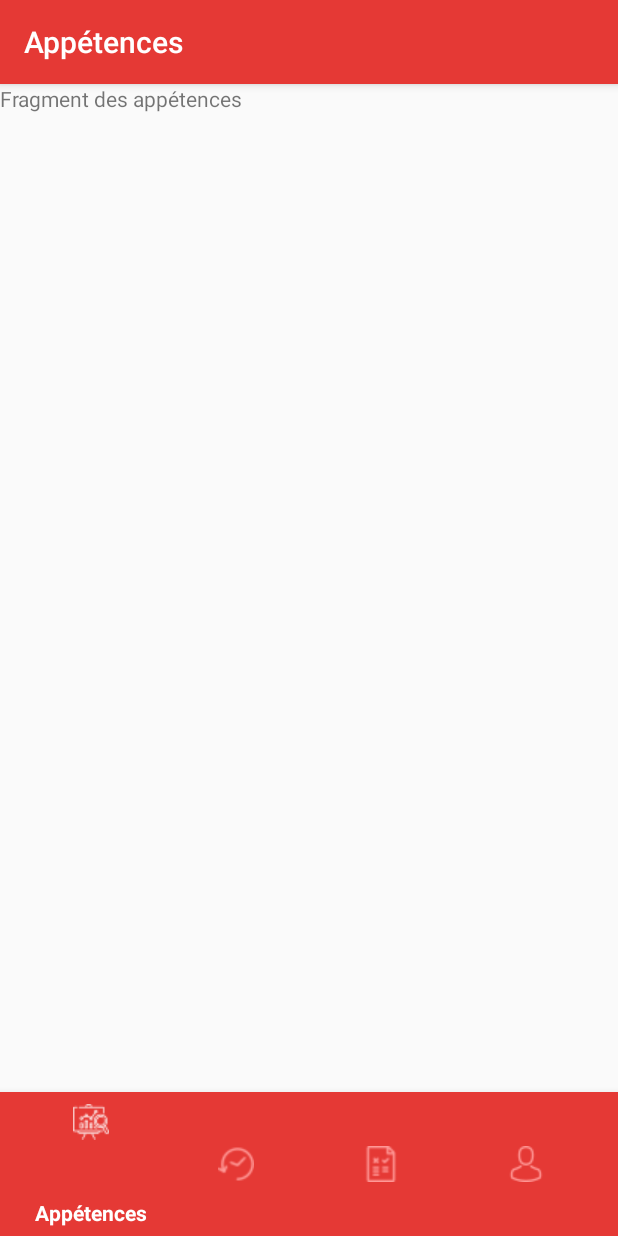
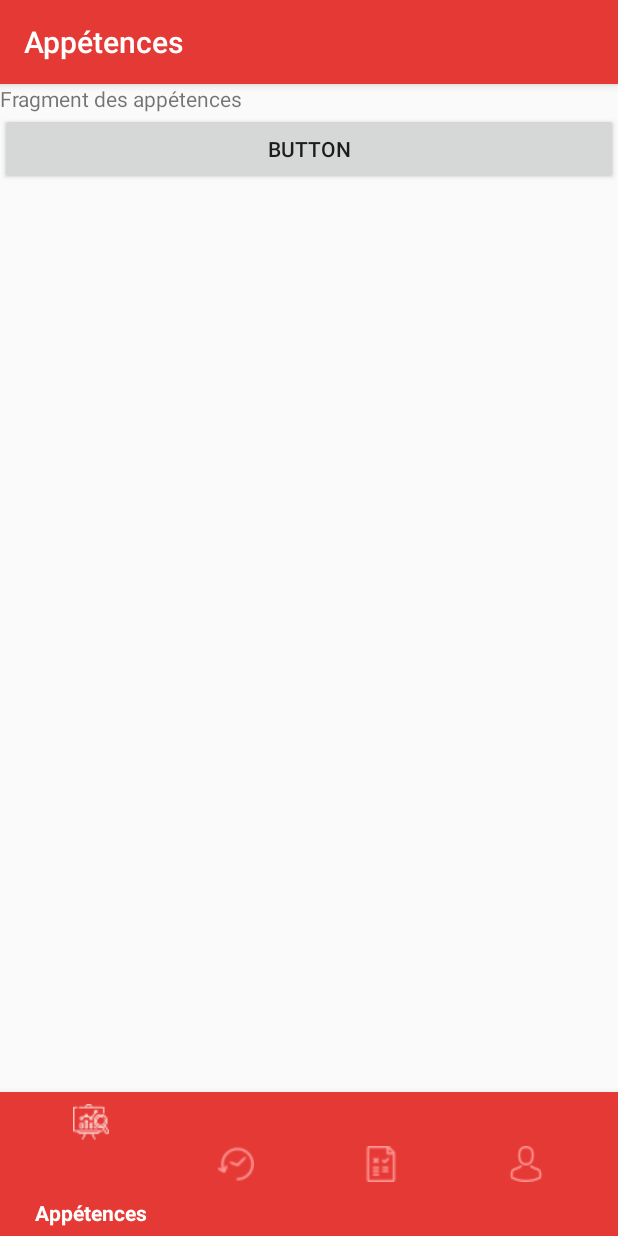
Before and after one commit to ongphil/justkidding_app, an Android app: the AppetencesFragment screen opened directly, with no data from a screen before it, on a phone screen of 412 x 824 dp. Run offline under Robolectric (Android 15) with nearby library versions, the phone set to English and light mode, and no system bars.

Commit message:
Optimisation avec les fragments, mais il faut encore faire la sauvegarde des états

```diff
--- a/app/src/main/java/justkidding/justkidding/AppetencesFragment.java
+++ b/app/src/main/java/justkidding/justkidding/AppetencesFragment.java
@@ -7,72 +7,44 @@ import android.support.v4.app.Fragment;
 import android.view.LayoutInflater;
 import android.view.View;
 import android.view.ViewGroup;
+import android.widget.Button;
+import android.widget.TextView;
 
 
-/**
- * A simple {@link Fragment} subclass.
- * Activities that contain this fragment must implement the
- * {@link AppetencesFragment.OnFragmentInteractionListener} interface
- * to handle interaction events.
- * Use the {@link AppetencesFragment#newInstance} factory method to
- * create an instance of this fragment.
- */
 public class AppetencesFragment extends Fragment {
-    // TODO: Rename parameter arguments, choose names that match
-    // the fragment initialization parameters, e.g. ARG_ITEM_NUMBER
-    private static final String ARG_PARAM1 = "param1";
-    private static final String ARG_PARAM2 = "param2";
-
-    // TODO: Rename and change types of parameters
-    private String mParam1;
-    private String mParam2;
 
     private OnFragmentInteractionListener mListener;
+
+    private Button test_button;
+    private TextView test_tv;
 
     public AppetencesFragment() {
         // Required empty public constructor
     }
 
-    /**
-     * Use this factory method to create a new instance of
-     * this fragment using the provided parameters.
-     *
-     * @param param1 Parameter 1.
-     * @param param2 Parameter 2.
-     * @return A new instance of fragment AppetencesFragment.
-     */
-    // TODO: Rename and change types and number of parameters
-    public static AppetencesFragment newInstance(String param1, String param2) {
-        AppetencesFragment fragment = new AppetencesFragment();
-        Bundle args = new Bundle();
-        args.putString(ARG_PARAM1, param1);
-        args.putString(ARG_PARAM2, param2);
-        fragment.setArguments(args);
-        return fragment;
-    }
 
     @Override
     public void onCreate(Bundle savedInstanceState) {
         super.onCreate(savedInstanceState);
-        if (getArguments() != null) {
-            mParam1 = getArguments().getString(ARG_PARAM1);
-            mParam2 = getArguments().getString(ARG_PARAM2);
-        }
     }
 
     @Override
     public View onCreateView(LayoutInflater inflater, ViewGroup container,
                              Bundle savedInstanceState) {
         // Inflate the layout for this fragment
-        return inflater.inflate(R.layout.fragment_appetences, container, false);
+        View view = inflater.inflate(R.layout.fragment_appetences, container, false);
+
+        test_button = view.findViewById(R.id.test_button);
+        test_tv = view.findViewById(R.id.test_tv);
+        test_button.setOnClickListener(new View.OnClickListener() {
+            @Override
+            public void onClick(View view) {
+                test_tv.setText("Test");
+            }
+        });
+        return view;
     }
 
-    // TODO: Rename method, update argument and hook method into UI event
-    public void onButtonPressed(Uri uri) {
-        if (mListener != null) {
-            mListener.onFragmentInteractionAppetences(uri);
-        }
-    }
 
     @Override
     public void onAttach(Context context) {
--- a/app/src/main/res/layout/fragment_appetences.xml
+++ b/app/src/main/res/layout/fragment_appetences.xml
@@ -1,14 +1,21 @@
 <?xml version="1.0" encoding="utf-8"?>
-<FrameLayout xmlns:android="http://schemas.android.com/apk/res/android"
+<LinearLayout xmlns:android="http://schemas.android.com/apk/res/android"
     xmlns:tools="http://schemas.android.com/tools"
     android:layout_width="match_parent"
     android:layout_height="match_parent"
+    android:orientation="vertical"
     tools:context=".AppetencesFragment">
 
-    <!-- TODO: Update blank fragment layout -->
-    <TextView
-        android:layout_width="match_parent"
-        android:layout_height="match_parent"
-        android:text="Fragment des appétences" />
+        <TextView
+            android:id="@+id/test_tv"
+            android:layout_width="match_parent"
+            android:layout_height="wrap_content"
+            android:text="Fragment des appétences" />
 
-</FrameLayout>
+        <Button
+            android:id="@+id/test_button"
+            android:layout_width="match_parent"
+            android:layout_height="wrap_content"
+            android:text="Button" />
+
+</LinearLayout>
```
Also changed, not shown: app/src/main/java/justkidding/justkidding/MainActivity.java (+6 -62 lines).
